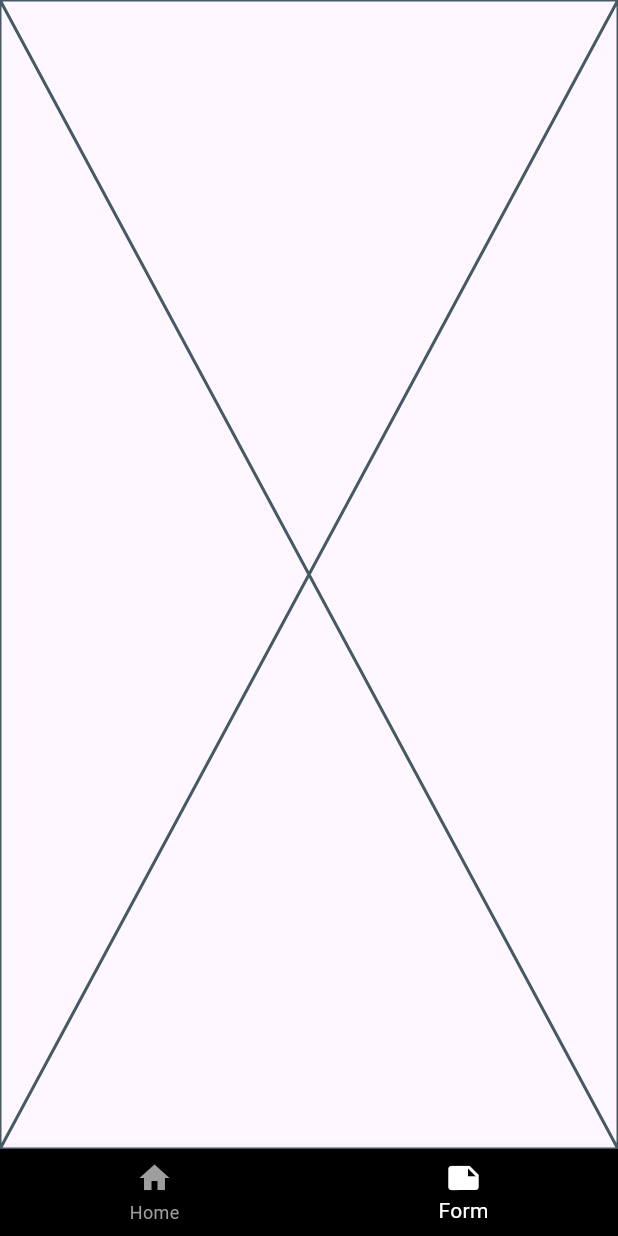
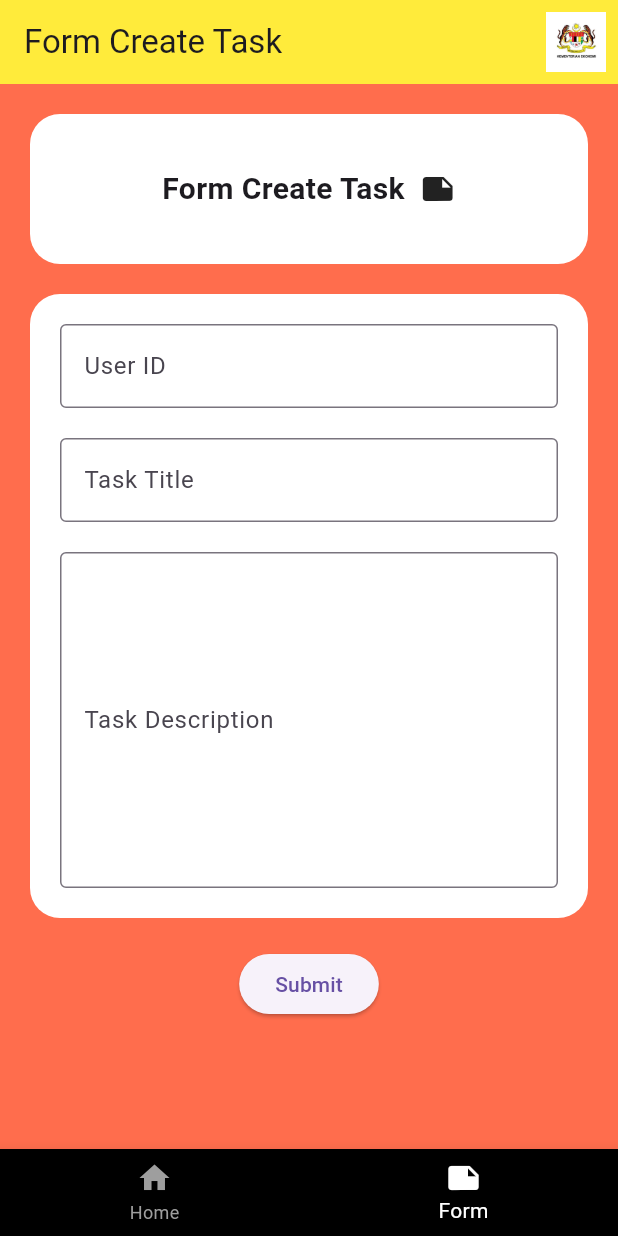
Before and after one commit to nuzlee/simple_app, a Flutter app: the screen it shows after launch, item 2 of the bottom bar chosen, on a phone screen of 412 x 824 dp. Run offline on Flutter 3.47's test engine with Material 3 defaults, Android fonts, the phone set to English and light mode, and no system bars; network calls fail.

Commit message:
update : create form n submit

```diff
--- a/lib/utils/routes/api.dart
+++ b/lib/utils/routes/api.dart
@@ -5,4 +5,6 @@ class Api {
 
   // static const String getTasksSteven = baseUrl + 'api/tasks/steven';
   static const String getTasksSteven = '${baseUrl}api/tasks/steven';
+  static const String postFormCreateTask =
+      '${baseUrl}api/form/submit-form-create-task';
 }
--- a/lib/views/screens/form_page.dart
+++ b/lib/views/screens/form_page.dart
@@ -1,4 +1,7 @@
+import 'package:flutter/cupertino.dart';
 import 'package:flutter/material.dart';
+import 'package:simple_app/models/tasks_model.dart';
+import 'package:simple_app/utils/components/custom_appbar.dart';
 
 class FormPage extends StatefulWidget {
   const FormPage({super.key});
@@ -8,8 +11,143 @@ class FormPage extends StatefulWidget {
 }
 
 class _FormPageState extends State<FormPage> {
+  Map<String, dynamic> result = {};
+  TextEditingController userIdController = TextEditingController();
+  TextEditingController taskTitleController = TextEditingController();
+  TextEditingController taskDescController = TextEditingController();
+  bool isLoading = false;
+
+  Future<void> submitForm() async {
+    setState(() {
+      isLoading = true;
+    });
+
+    result = await postFormCreateTask(
+      userIdController.text,
+      taskTitleController.text,
+      taskDescController.text,
+    );
+
+    if (result["success"] == true) {
+      // Handle successful form submission
+      showDialog(
+        context: context,
+        builder: (context) => AlertDialog(
+          title: Text("Success"),
+          content: Text(result["message"]),
+          actions: [
+            TextButton(
+              child: Text('Return'),
+              onPressed: () {
+                Navigator.pop(context);
+              },
+            ),
+          ],
+        ),
+      );
+    }
+
+    setState(() {
+      isLoading = false;
+    });
+  }
+
   @override
   Widget build(BuildContext context) {
-    return const Placeholder();
+    return Scaffold(
+      backgroundColor: Color(0xFFFF6D4D),
+      appBar: CustomAppbar(title: 'Form Create Task'),
+      body: Stack(
+        children: [
+          Center(
+            child: Padding(
+              padding: const EdgeInsets.all(20.0),
+              child: Column(
+                children: [
+                  //Kotak "Form Create Task"
+                  Container(
+                    decoration: BoxDecoration(
+                      color: Colors.white,
+                      borderRadius: BorderRadius.circular(20),
+                    ),
+                    width: double.infinity,
+                    height: 100,
+                    child: Center(
+                      child: Row(
+                        mainAxisAlignment: MainAxisAlignment.center,
+                        children: [
+                          Text(
+                            'Form Create Task',
+                            style: TextStyle(
+                              fontSize: 20,
+                              fontWeight: FontWeight.bold,
+                            ),
+                          ),
+                          SizedBox(width: 10), //gap text dengan icon
+                          Icon(Icons.note),
+                        ],
+                      ),
+                    ),
+                  ),
+                  const SizedBox(height: 20),
+                  //Kotak "Input Field"
+                  Container(
+                    padding: const EdgeInsets.all(20.0),
+                    decoration: BoxDecoration(
+                      color: Colors.white,
+                      borderRadius: BorderRadius.circular(20),
+                    ),
+                    child: Column(
+                      children: [
+                        TextFormField(
+                          controller: userIdController,
+                          decoration: InputDecoration(
+                            border: OutlineInputBorder(),
+                            labelText: 'User ID',
+                          ),
+                        ),
+                        const SizedBox(height: 20),
+                        TextFormField(
+                          controller: taskTitleController,
+                          decoration: InputDecoration(
+                            border: OutlineInputBorder(),
+                            labelText: 'Task Title',
+                          ),
+                        ),
+                        const SizedBox(height: 20),
+                        TextFormField(
+                          controller: taskDescController,
+                          decoration: InputDecoration(
+                            border: OutlineInputBorder(),
+                            labelText: 'Task Description',
+                          ),
+                          maxLines: 8,
+                        ),
+                      ],
+                    ),
+                  ),
+                  const SizedBox(height: 20),
+                  //Button "Submit"
+                  ElevatedButton(
+                    onPressed: () {
+                      submitForm();
+                    },
+                    child: Text('Submit'),
+                  ),
+                ],
+              ),
+            ),
+          ),
+          Visibility(
+            visible: isLoading,
+            child: Center(
+              child: CircularProgressIndicator(
+                color: CupertinoColors.activeGreen,
+              ),
+            ),
+          ),
+        ],
+      ),
+    );
   }
 }
```
Also changed, not shown: lib/models/tasks_model.dart (+26 -0 lines).
